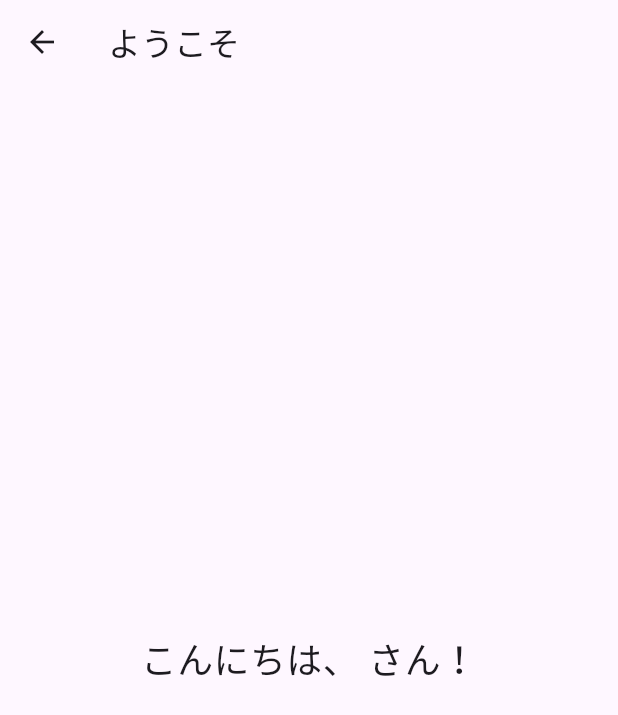
After one commit to wsmeguro/morning_iphone_practice, a Flutter app: the screen it shows after launch, after a tap on "次のページへ", on a phone screen of 412 x 824 dp. The commit adds this screen. Shown: the top 715 px of the screen. Run offline on Flutter 3.47's test engine with Material 3 defaults, Android fonts, the phone set to English and light mode, and no system bars.

Commit message:
遷移先のページにデータを渡す

```diff
--- /dev/null
+++ b/lib/beginner1/page_with_data.dart
@@ -0,0 +1,63 @@
+import 'package:flutter/material.dart';
+
+class PageWithDataInput extends StatefulWidget {
+  @override
+  _PageWithDataInputState createState() => _PageWithDataInputState();
+}
+
+class _PageWithDataInputState extends State<PageWithDataInput> {
+  final TextEditingController _nameController = TextEditingController();
+
+  @override
+  void dispose() {
+    _nameController.dispose();
+    super.dispose();
+  }
+
+  @override
+  Widget build(BuildContext context) {
+    return Scaffold(
+      appBar: AppBar(title: Text("名前を入力")),
+      body: Padding(
+        padding: const EdgeInsets.all(20),
+        child: Column(
+          children: [
+            TextField(
+              controller: _nameController,
+              decoration: InputDecoration(labelText: "名前"),
+            ),
+            SizedBox(height: 20),
+            ElevatedButton(
+              onPressed: () {
+                String name = _nameController.text;
+                Navigator.push(
+                  context,
+                  MaterialPageRoute(
+                    builder: (context) => PageWithDataDisplay(name: name),
+                  ),
+                );
+              },
+              child: Text("次のページへ"),
+            ),
+          ],
+        ),
+      ),
+    );
+  }
+}
+
+class PageWithDataDisplay extends StatelessWidget {
+  final String name;
+
+  PageWithDataDisplay({required this.name});
+
+  @override
+  Widget build(BuildContext context) {
+    return Scaffold(
+      appBar: AppBar(title: Text("ようこそ")),
+      body: Center(
+        child: Text("こんにちは、$name さん！", style: TextStyle(fontSize: 24)),
+      ),
+    );
+  }
+}
--- a/lib/main.dart
+++ b/lib/main.dart
@@ -1,15 +1,6 @@
 import 'package:flutter/material.dart';
-import 'beginner1/input_sample.dart'; // ← 追加
+import 'beginner1/page_with_data.dart';
 
 void main() {
-  runApp(MyApp());
+  runApp(MaterialApp(home: PageWithDataInput()));
 }
-
-class MyApp extends StatelessWidget {
-  @override
-  Widget build(BuildContext context) {
-    return MaterialApp(
-      home: InputSample(), // ← 差し替え
-    );
-  }
-}
```
Also changed, not shown: lib/beginner1/page_navigation.dart (added, +31 -0 lines).
